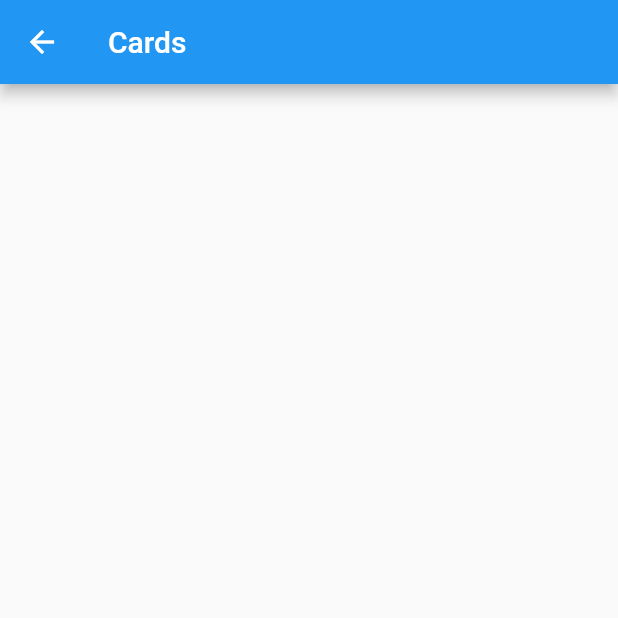
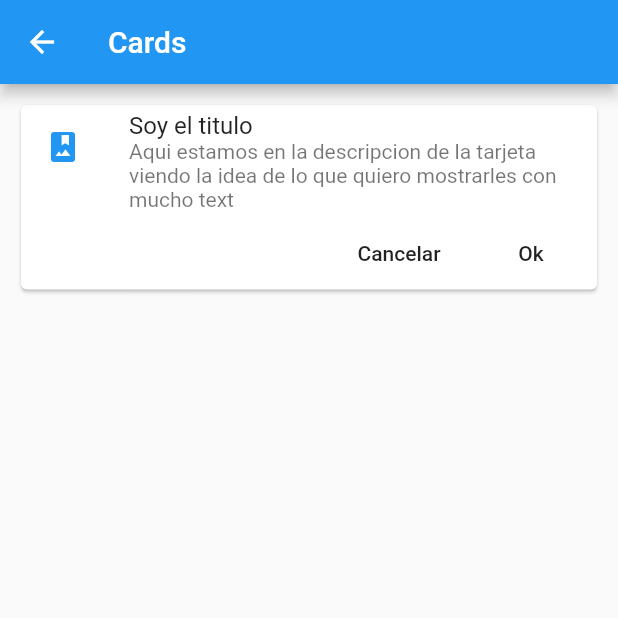
Before and after one commit to iglez/flutter_curso_componentes, a Flutter app: the CardPage screen opened by its route, on a phone screen of 412 x 824 dp, the top half of it. Run offline on Flutter 3.47's test engine with Material 2 defaults, Android fonts, the phone set to English and light mode, and no system bars.

Commit message:
Creando nuestra tarjeta

```diff
--- a/componentes/lib/src/pages/card_page.dart
+++ b/componentes/lib/src/pages/card_page.dart
@@ -7,6 +7,37 @@ class CardPage extends StatelessWidget {
       appBar: AppBar(
         title: Text('Cards'),
       ),
+      body: ListView(
+        padding: EdgeInsets.all(10.0),
+        children: [_cargarTipo1()]
+      ),
+    );
+  }
+
+  Widget _cargarTipo1() {
+    return Card(
+      child: Column(
+        children: [
+          ListTile(
+            leading: Icon(Icons.photo_album, color: Colors.blue,),
+            title: Text('Soy el titulo'),
+            subtitle: Text('Aqui estamos en la descripcion de la tarjeta viendo la idea de lo que quiero mostrarles con mucho text'),
+          ),
+          Row(
+            mainAxisAlignment: MainAxisAlignment.end,
+            children: [
+              FlatButton(
+                onPressed: () {},
+                child: Text('Cancelar')
+              ),
+              FlatButton(
+                onPressed: () {},
+                child: Text('Ok')
+              )
+            ],
+          )
+        ],
+      ),
     );
   }
 }
```
